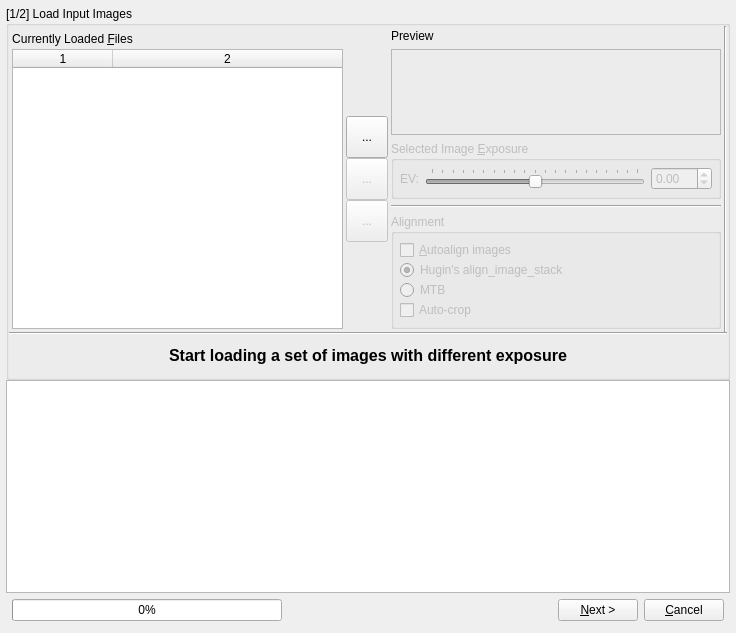
This is src/HdrWizard/HdrWizard.ui in LuminanceHDR/LuminanceHDR as Qt 5 draws it before an edit. The edited form follows.
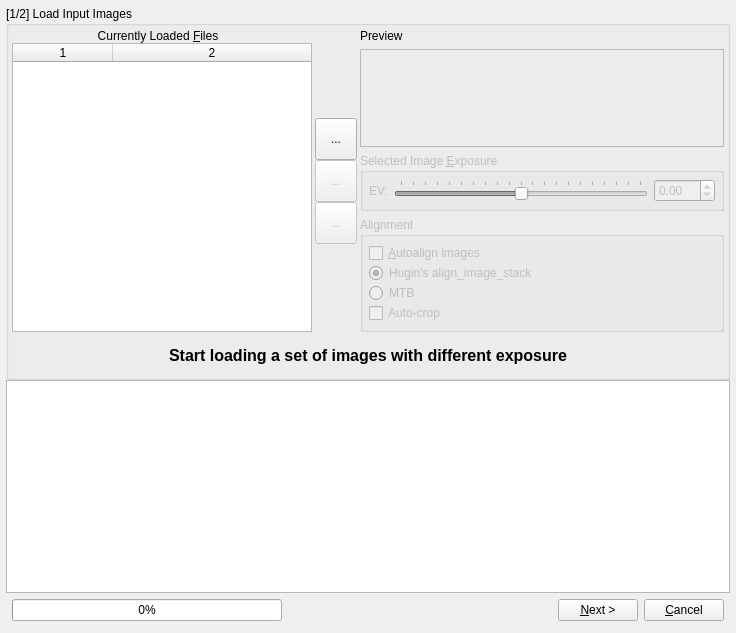
This is the edited form. The open tabs and pages were chosen to show the change. Icons and pictures are not drawn.

Commit message: [HdrWizard] clean up user interface

What changed in the file:
```diff
--- a/src/HdrWizard/HdrWizard.ui
+++ b/src/HdrWizard/HdrWizard.ui
@@ -227,12 +227,6 @@
                     <property name="orientation">
                      <enum>Qt::Horizontal</enum>
                     </property>
-                    <property name="sizeHint" stdset="0">
-                     <size>
-                      <width>40</width>
-                      <height>20</height>
-                     </size>
-                    </property>
                    </spacer>
                   </item>
                  </layout>
@@ -245,6 +239,18 @@
                     <verstretch>0</verstretch>
                    </sizepolicy>
                   </property>
+                  <property name="minimumSize">
+                   <size>
+                    <width>300</width>
+                    <height>0</height>
+                   </size>
+                  </property>
+                  <property name="maximumSize">
+                   <size>
+                    <width>300</width>
+                    <height>16777215</height>
+                   </size>
+                  </property>
                   <property name="editTriggers">
                    <set>QAbstractItemView::NoEditTriggers</set>
                   </property>
@@ -520,13 +526,6 @@
                   </layout>
                  </widget>
                 </item>
-                <item>
-                 <widget class="Line" name="line_4">
-                  <property name="orientation">
-                   <enum>Qt::Horizontal</enum>
-                  </property>
-                 </widget>
-                </item>
                 <item>
                  <widget class="QGroupBox" name="alignGroupBox">
                   <property name="enabled">
@@ -599,20 +598,6 @@
               </item>
              </layout>
             </item>
-            <item row="0" column="1">
-             <widget class="Line" name="line_5">
-              <property name="orientation">
-               <enum>Qt::Vertical</enum>
-              </property>
-             </widget>
-            </item>
-            <item row="1" column="0" colspan="3">
-             <widget class="Line" name="line">
-              <property name="orientation">
-               <enum>Qt::Horizontal</enum>
-              </property>
-             </widget>
-            </item>
             <item row="2" column="0" colspan="3">
              <widget class="QLabel" name="confirmloadlabel">
               <property name="sizePolicy">
```
The commit also changes 2 other files.
